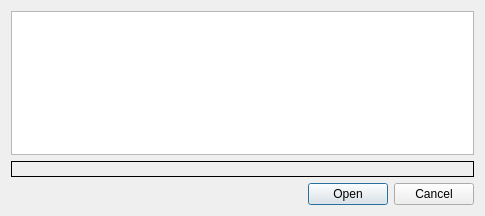
First picture: the form in src/widgets/backupdialog_ui.ui, repository KDE/kdenlive, before the edit.
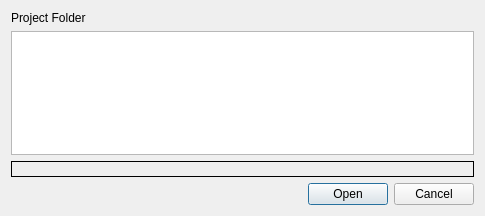
Second picture: the form after the edit. Custom widgets are drawn as their Qt base class.

Commit message: Move the backup dialog in separate folder, open it automatically when Kdenlive cannot read a project file

The edit to the form file:
```diff
--- a/src/widgets/backupdialog_ui.ui
+++ b/src/widgets/backupdialog_ui.ui
@@ -14,7 +14,7 @@
    <string>Dialog</string>
   </property>
   <layout class="QGridLayout" name="gridLayout">
-   <item row="2" column="0">
+   <item row="3" column="1">
     <widget class="QDialogButtonBox" name="buttonBox">
      <property name="orientation">
       <enum>Qt::Horizontal</enum>
@@ -24,14 +24,14 @@
      </property>
     </widget>
    </item>
-   <item row="0" column="0">
+   <item row="1" column="0" colspan="2">
     <widget class="KListWidget" name="backup_list">
      <property name="alternatingRowColors">
       <bool>true</bool>
      </property>
     </widget>
    </item>
-   <item row="1" column="0">
+   <item row="2" column="0" colspan="2">
     <widget class="QLabel" name="backup_preview">
      <property name="frameShape">
       <enum>QFrame::Box</enum>
@@ -41,9 +41,28 @@
      </property>
     </widget>
    </item>
+   <item row="0" column="1">
+    <widget class="KUrlRequester" name="project_url">
+     <property name="mode">
+      <set>KFile::Directory|KFile::ExistingOnly|KFile::LocalOnly</set>
+     </property>
+    </widget>
+   </item>
+   <item row="0" column="0">
+    <widget class="QLabel" name="label">
+     <property name="text">
+      <string>Project Folder</string>
+     </property>
+    </widget>
+   </item>
   </layout>
  </widget>
  <customwidgets>
+  <customwidget>
+   <class>KUrlRequester</class>
+   <extends>QFrame</extends>
+   <header>kurlrequester.h</header>
+  </customwidget>
   <customwidget>
    <class>KListWidget</class>
    <extends>QListWidget</extends>
```
The commit also changes 8 other files.
